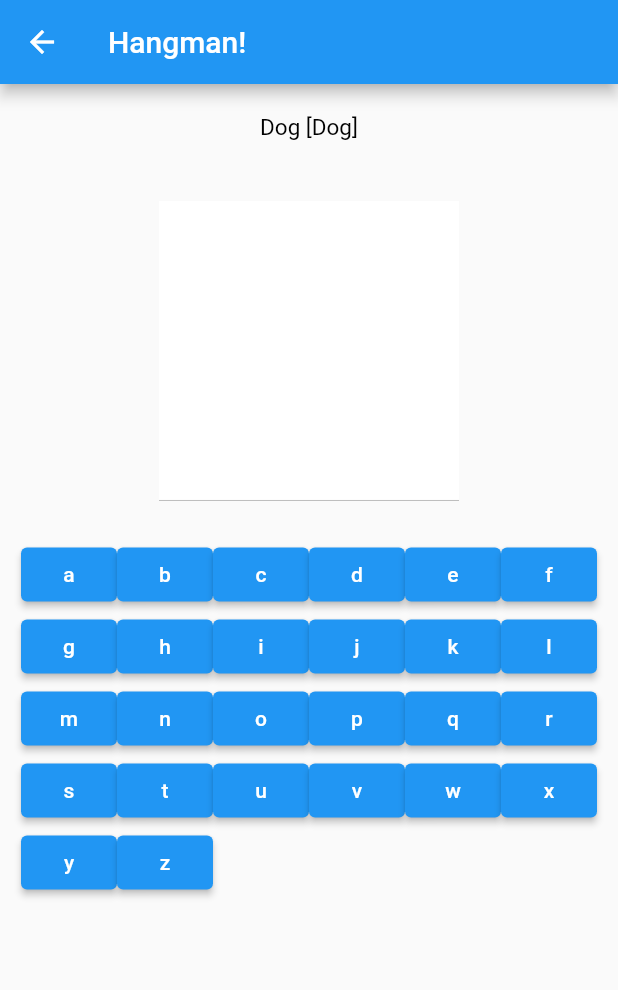
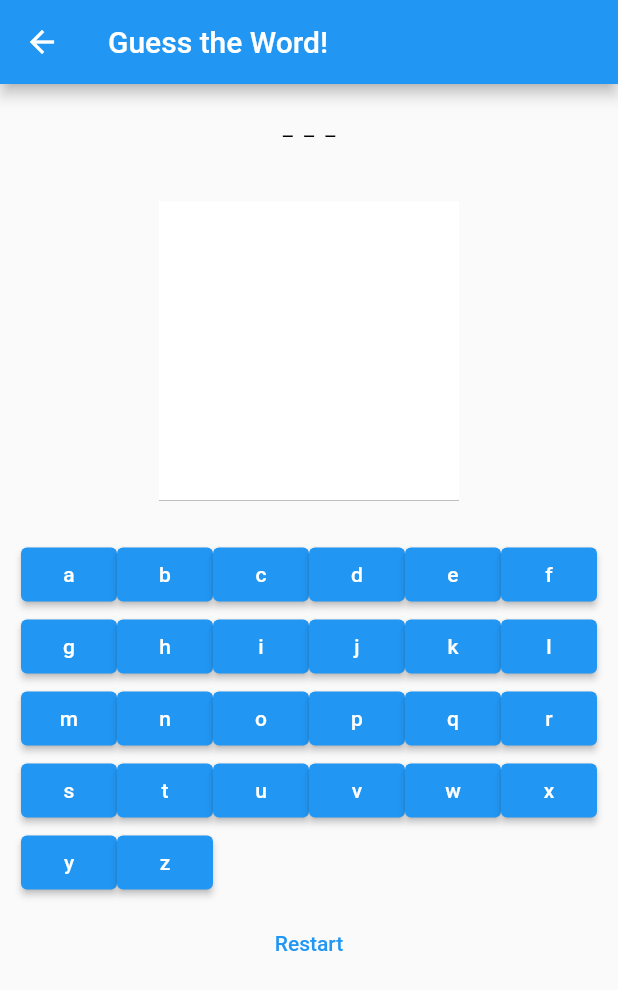
Before and after one commit to stianmogen/INFT2501_project, a Flutter app: the Hangman screen opened by its route, on a phone screen of 412 x 824 dp. Shown: the top 990 px of the screen. Run offline on Flutter 3.47's test engine with Material 2 defaults, Android fonts, the phone set to English and light mode, and no system bars; generated files the repository leaves out were written again.

Commit message:
hangman gameplay finished

```diff
--- a/lib/l10n/app_en.arb
+++ b/lib/l10n/app_en.arb
@@ -6,5 +6,8 @@
   "hangmanGame": "Guess the Word!",
   "alphabet": "abcdefghijklmnopqrstuvwxyz",
   "wordList": "House, Dog, Pitbull",
-  "ready": "Ready?"
+  "ready": "Ready?",
+  "restart": "Restart",
+  "winMessage": "You won! The word was: ",
+  "loseMessage": "You lost, the word was: "
 }
--- a/lib/l10n/app_no.arb
+++ b/lib/l10n/app_no.arb
@@ -6,5 +6,8 @@
   "hangmanGame": "Gjett Ordet!",
   "alphabet": "abcdefghijklmnopqrstuvwxyzæøå",
   "wordList": "Hus, Hund, Pitbull",
-  "ready": "Klar?"
+  "ready": "Klar?",
+  "restart": "Prøv Igjen",
+  "winMessage": "Du vant! Ordet var: ",
+  "loseMessage": "Du tapte, ordet var: "
 }
--- a/lib/screens/hangman.dart
+++ b/lib/screens/hangman.dart
@@ -17,12 +17,13 @@ class Hangman extends StatefulWidget {
 
 class _Hangman extends State<Hangman>{
 
-  String _correctWord = "";
+  String _correctWord = "-";
   List<String> _correct = [];
   List<String> _incorrect = [];
-  List<String> _guessingState = [];
-  final int wrongLimit = 10;
+  final int wrongLimit = 9;
   List<String> alphabet = [];
+  bool _winState = false;
+  bool _loseState = false;
 
   @override
   void initState() {
@@ -38,20 +39,17 @@ class _Hangman extends State<Hangman>{
     _correct = [];
     _incorrect = [];
     choose_correctWord(context);
+    _winState = false;
+    _loseState = false;
   }
 
-  void choose_correctWord(BuildContext context){
+  void choose_correctWord(BuildContext context) {
     String potential = AppLocalizations.of(context)!.wordList;
     //Split method of string, doc: https://api.flutter.dev/flutter/dart-core/String/split.html
     List<String> potentialList = potential.split(", ");
     setState(() {
       _correctWord = potentialList[Random().nextInt(potentialList.length)];
-      _guessingState = ["hei"];
     });
-  }
-
-  void checkConditions(BuildContext context) {
-
   }
 
   void guessLetter(BuildContext context, String letter) {
@@ -66,17 +64,11 @@ class _Hangman extends State<Hangman>{
     }
   }
 
-  List<String> updateGuessingState() {
-    List<String> tmpList;
-    List<String> correctList = _correctWord.split(' ');
-    return correctList;
-  }
-
   List<Widget> _buildButtonsFromAlphabet() {
     //List<String>alphabet = AppLocalizations.of(context)!.alphabet.split('');
     List<ElevatedButton> buttons = [];
     for (var char in alphabet){
-      if (!_incorrect.contains(char) && !_correct.contains(char)) {
+      if (!_incorrect.contains(char) && !_correct.contains(char) && !_winState && !_loseState) {
         buttons.add(ElevatedButton(
             onPressed: () => guessLetter(context, char),
             child: Text(char)
@@ -91,19 +83,30 @@ class _Hangman extends State<Hangman>{
     return buttons;
   }
 
-  //void initState() {
-  //
-  //}
+  List<String> updateGuessedState() {
+    List<String> guessedWordsList = _correctWord.split('');
+    return guessedWordsList.map((e) => _correct.contains(e.toLowerCase()) ? e : " _ ").toList();
+  }
+
+
+  String userFeedback(String _guessed){
+    if (_winState) return AppLocalizations.of(context)!.winMessage + " " + _correctWord;
+    else if (_loseState) return AppLocalizations.of(context)!.loseMessage + " " + _correctWord;
+    else return _guessed;
+  }
 
   @override
   Widget build(BuildContext context) {
     const paddingSize = 20.0;
     const TextStyle bodyStyle = TextStyle(fontSize: 15, color: Colors.black);
-    List<String> _guessingState = updateGuessingState();
+    List<String> _guessingState = updateGuessedState();
     alphabet = AppLocalizations.of(context)!.alphabet.split('');
+    if (_guessingState.join() == _correctWord) _winState = true;
+    if (_incorrect.length >= wrongLimit) _loseState = true;
     return Scaffold(
       appBar: AppBar(
-        title: Text(AppLocalizations.of(context)!.appTitle),
+        title: Text(AppLocalizations.of(context)!.hangmanGame),
+        //title: Text(_incorrect.length.toString() + " - " + wrongLimit.toString()),
       ),
       body: Center(
 
@@ -112,7 +115,7 @@ class _Hangman extends State<Hangman>{
             Padding(
                 padding: const EdgeInsets.all(paddingSize),
                 child: Text(
-                    _correctWord + " " + (_guessingState).toString(),
+                    userFeedback(_guessingState.join()),
                     style: bodyStyle
                 )
             ),
@@ -135,6 +138,27 @@ class _Hangman extends State<Hangman>{
                   ],
 
               )
+            ),
+            Padding(
+                padding: const EdgeInsets.all(1),
+                //https://flutter.dev/docs/release/breaking-changes/buttons
+                child: TextButton(
+                    style: ButtonStyle(
+                      foregroundColor: MaterialStateProperty.all<Color>(Colors.blue),
+                      overlayColor: MaterialStateProperty.resolveWith<Color?>(
+                            (Set<MaterialState> states) {
+                          if (states.contains(MaterialState.hovered))
+                            return Colors.blue.withOpacity(0.04);
+                          if (states.contains(MaterialState.focused) ||
+                              states.contains(MaterialState.pressed))
+                            return Colors.blue.withOpacity(0.12);
+                          return null; // Defer to the widget's default.
+                        },
+                      ),
+                    ),
+                    onPressed: () { restart(); },
+                    child: Text(AppLocalizations.of(context)!.restart)
+                )
             )
           ],
         ),
```
